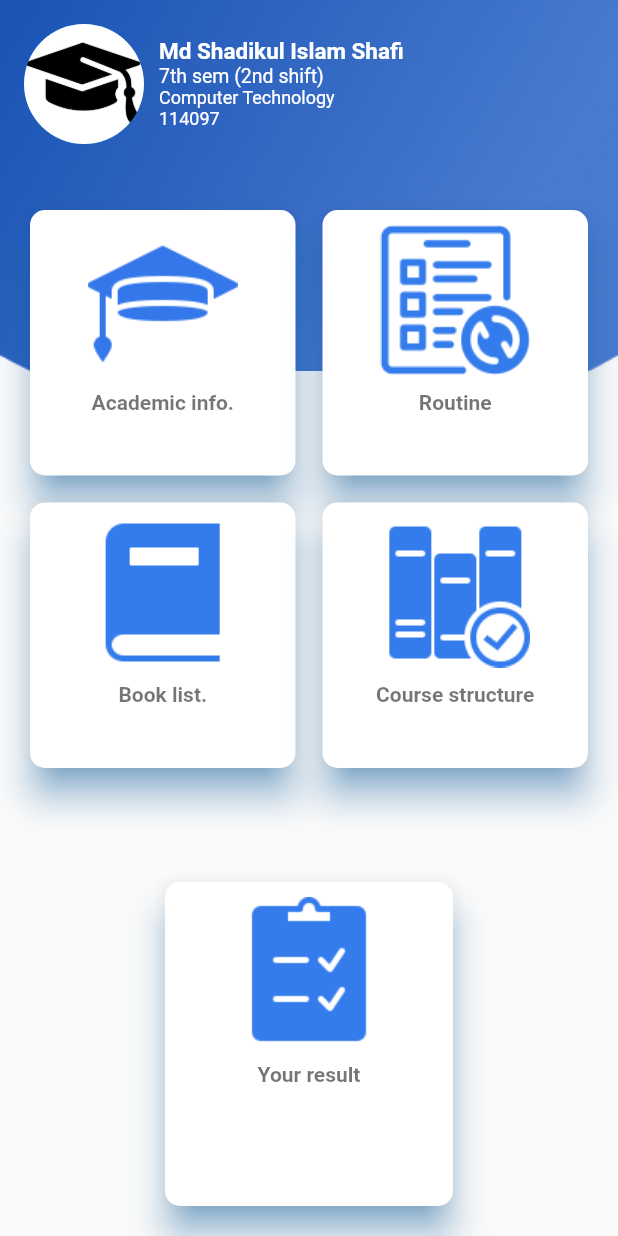
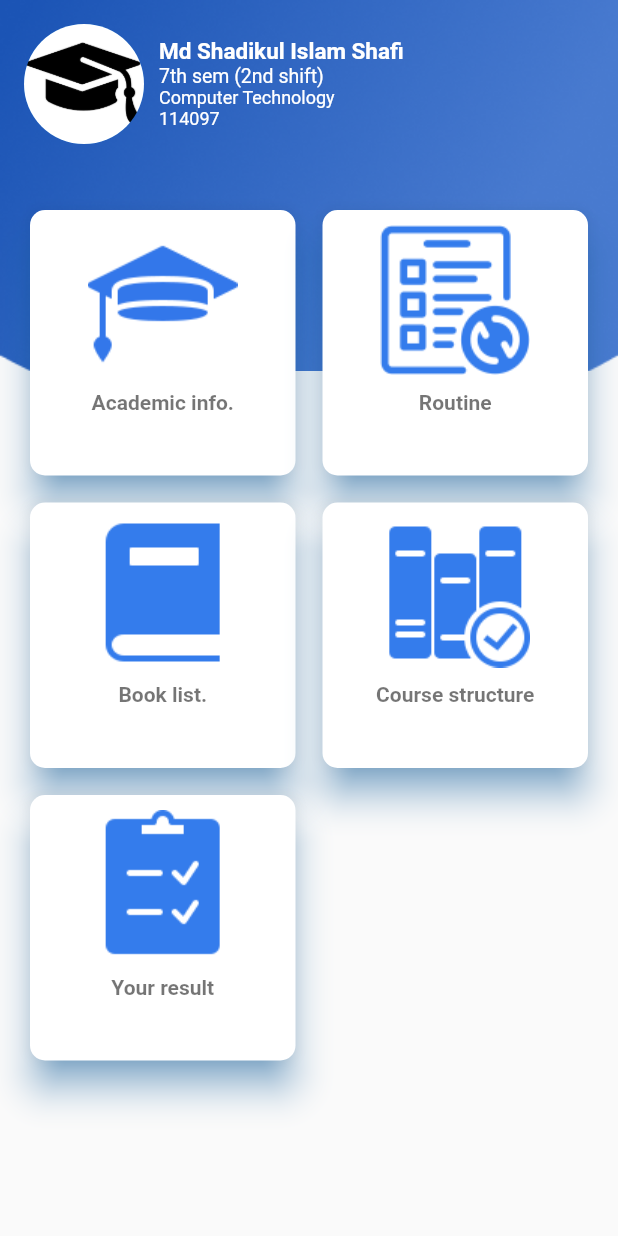
Before and after one commit to shafi21064/Amar_Institute, a Flutter app: the HomePage screen opened by its route, on a phone screen of 412 x 824 dp. Run offline on Flutter 3.47's test engine with Material 2 defaults, Android fonts, the phone set to English and light mode, and no system bars; network calls fail.

Commit message:
grid view issue fixed

```diff
--- a/lib/pages/home.dart
+++ b/lib/pages/home.dart
@@ -10,7 +10,6 @@ class HomePage extends StatefulWidget {
 }
 
 class _HomePageState extends State<HomePage> {
-
   var textStyle = const TextStyle(
     color: Colors.white,
     fontSize: 13,
@@ -18,7 +17,6 @@ class _HomePageState extends State<HomePage> {
 
   @override
   Widget build(BuildContext context) {
-
     var size = MediaQuery.of(context).size;
 
     return Scaffold(
@@ -29,11 +27,10 @@ class _HomePageState extends State<HomePage> {
             height: size.height * .3,
             decoration: const BoxDecoration(
                 image: DecorationImage(
-                  alignment: Alignment.topCenter,
-                  image: AssetImage('assets/images/home_header.png'),
-                  fit: BoxFit.fitWidth,
-                )
-            ),
+              alignment: Alignment.topCenter,
+              image: AssetImage('assets/images/home_header.png'),
+              fit: BoxFit.fitWidth,
+            )),
           ),
           SafeArea(
             child: Padding(
@@ -43,12 +40,15 @@ class _HomePageState extends State<HomePage> {
                   crossAxisAlignment: CrossAxisAlignment.center,
                   children: [
                     const Row(
-                      children:[
+                      children: [
                         CircleAvatar(
                           radius: 40,
-                          backgroundImage:AssetImage('assets/images/download.png'),
+                          backgroundImage:
+                              AssetImage('assets/images/download.png'),
                         ),
-                        SizedBox (width: 10,),
+                        SizedBox(
+                          width: 10,
+                        ),
                         Column(
                           mainAxisAlignment: MainAxisAlignment.start,
                           crossAxisAlignment: CrossAxisAlignment.start,
@@ -58,8 +58,7 @@ class _HomePageState extends State<HomePage> {
                               style: TextStyle(
                                   color: Colors.white,
                                   fontSize: 15,
-                                  fontWeight: FontWeight.bold
-                              ),
+                                  fontWeight: FontWeight.bold),
                             ),
                             Text(
                               '7th sem (2nd shift)',
@@ -89,28 +88,40 @@ class _HomePageState extends State<HomePage> {
                         )
                       ],
                     ),
-                    const SizedBox(height: 40,),
+                    const SizedBox(
+                      height: 40,
+                    ),
                     Expanded(
                       flex: 2,
                       child: GridView.count(
                         crossAxisCount: 2,
                         mainAxisSpacing: 10,
-                        crossAxisSpacing:10,
+                        crossAxisSpacing: 10,
                         scrollDirection: Axis.vertical,
                         //primary: false,
                         children: [
-                          CardButton(imageIcon: 'assets/images/icon_a.png', textInfo: 'Academic info.',),
-                          CardButton(imageIcon: 'assets/images/icon_routine.png', textInfo: 'Routine'),
-                          CardButton(imageIcon: 'assets/images/icon_book.png', textInfo: 'Book list.',),
-                          CardButton(imageIcon: 'assets/images/icon_course.png', textInfo: 'Course structure'),
+                          CardButton(
+                            imageIcon: 'assets/images/icon_a.png',
+                            textInfo: 'Academic info.',
+                          ),
+                          CardButton(
+                              imageIcon: 'assets/images/icon_routine.png',
+                              textInfo: 'Routine'),
+                          CardButton(
+                            imageIcon: 'assets/images/icon_book.png',
+                            textInfo: 'Book list.',
+                          ),
+                          CardButton(
+                              imageIcon: 'assets/images/icon_course.png',
+                              textInfo: 'Course structure'),
+                          CardButton(
+                            imageIcon: 'assets/images/icon_result.png',
+                            textInfo: 'Your result',
+                          ),
                         ],
                       ),
                     ),
-                    Expanded(
-                      flex: 1,
-                        child: CardButton(imageIcon: 'assets/images/icon_result.png', textInfo: 'Your result',)),
-                  ]
-              ),
+                  ]),
             ),
           ),
         ],
```
